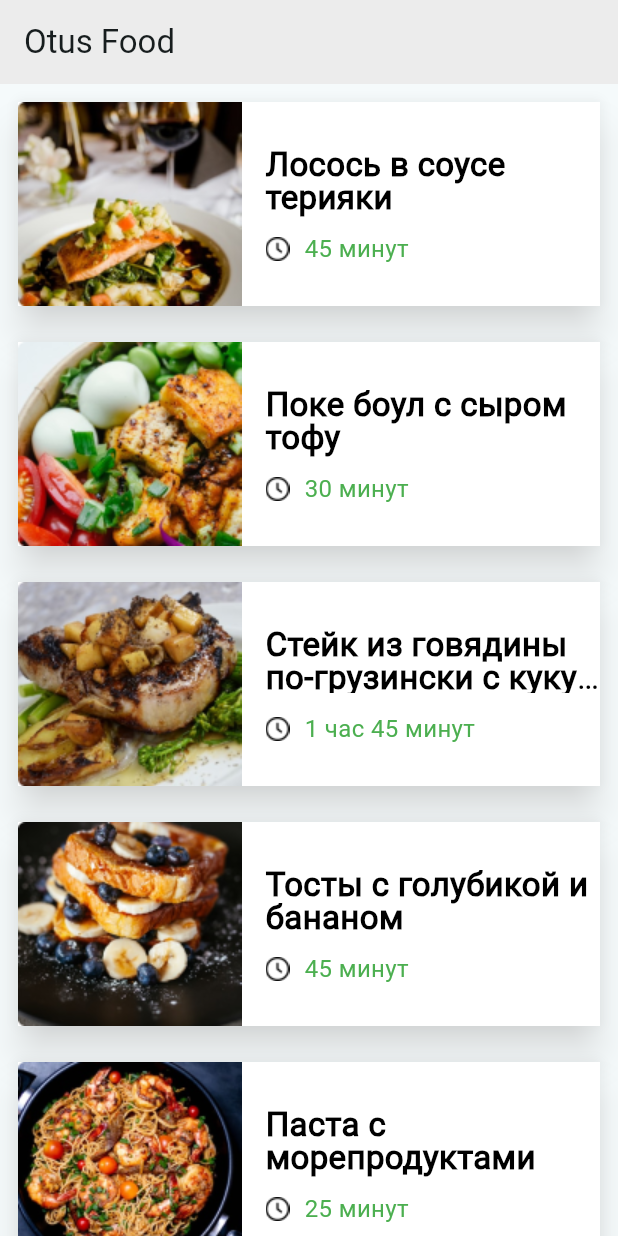
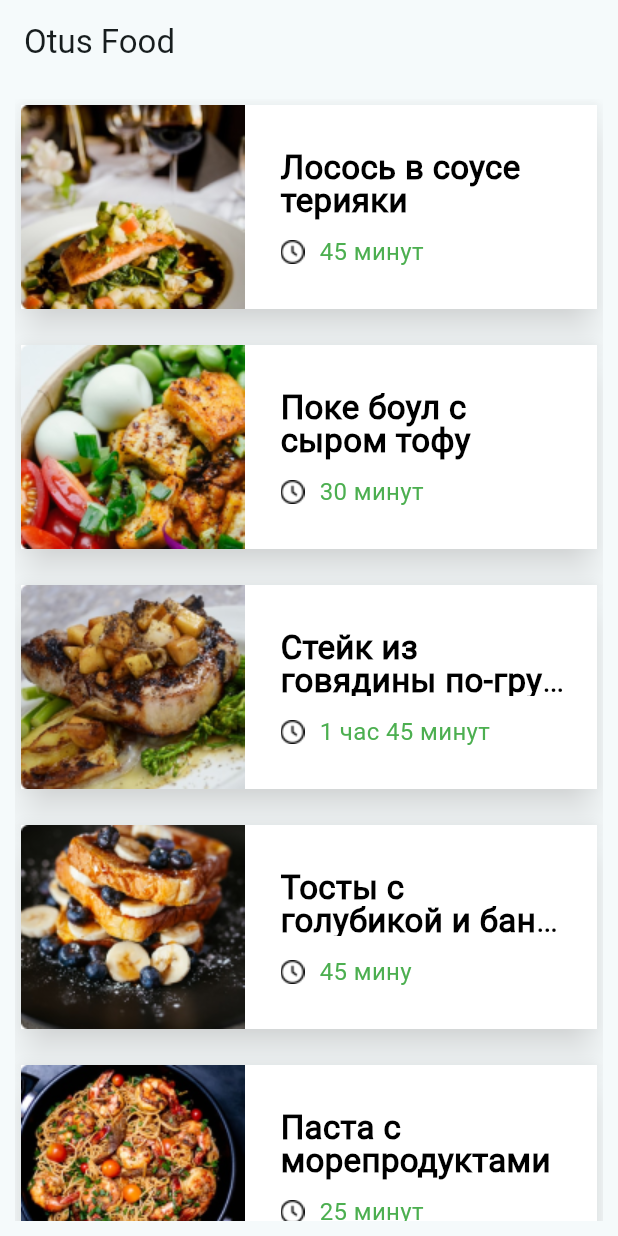
Before and after one commit to Komiljon/otus_food, a Flutter app: the screen it shows after launch, on a phone screen of 412 x 824 dp. Run offline on Flutter 3.47's test engine with Material 3 defaults, Android fonts, the phone set to English and light mode, and no system bars.

Commit message:
ДЗ 3 v1

```diff
--- a/lib/main.dart
+++ b/lib/main.dart
@@ -1,5 +1,5 @@
 import 'package:flutter/material.dart';
-import 'widgets/foodListCards.dart';
+import 'widgets/foodlist_cards.dart';
 
 void main() {
   runApp(const MyApp());
@@ -14,90 +14,82 @@ class MyApp extends StatelessWidget {
     return MaterialApp(
       title: 'Otus Food',
       debugShowCheckedModeBanner: false,
-      theme: ThemeData(
-        colorScheme: ColorScheme.fromSeed(seedColor: Colors.grey),
-        useMaterial3: true,
-        fontFamily: 'Roboto'
-      ),
-      home: const FoodList(),
+      theme: ThemeData(colorScheme: ColorScheme.fromSeed(seedColor: Colors.grey), useMaterial3: true, fontFamily: 'Roboto'),
+      home: FoodList(),
     );
   }
 }
 
 class FoodList extends StatelessWidget {
-  const FoodList({super.key});
+  FoodList({super.key});
+
+  final List foodListData = [
+    <String, String>{
+      'cardText': 'Лосось в соусе терияки',
+      'cardUrl': '',
+      'cardImage': 'assets/images/f1.png',
+      'time': '45 минут',
+    },
+    <String, String>{
+      'cardText': 'Поке боул с сыром тофу',
+      'cardUrl': '',
+      'cardImage': 'assets/images/f2.png',
+      'time': '30 минут',
+    },
+    <String, String>{
+      'cardText': 'Стейк из говядины по-грузински с кукурузой',
+      'cardUrl': '',
+      'cardImage': 'assets/images/f3.png',
+      'time': '1 час 45 минут',
+    },
+    <String, String>{
+      'cardText': 'Тосты с голубикой и бананом',
+      'cardUrl': '',
+      'cardImage': 'assets/images/f4.png',
+      'time': '45 мину',
+    },
+    <String, String>{
+      'cardText': 'Паста с морепродуктами',
+      'cardUrl': '',
+      'cardImage': 'assets/images/f5.png',
+      'time': '25 минут',
+    },
+    <String, String>{
+      'cardText': 'Бургер с двумя котлетами',
+      'cardUrl': '',
+      'cardImage': 'assets/images/f6.png',
+      'time': '1 час',
+    },
+    <String, String>{
+      'cardText': 'Пицца Маргарита домашняя',
+      'cardUrl': '',
+      'cardImage': 'assets/images/f7.png',
+      'time': '25 минут',
+    },
+  ];
 
   @override
   Widget build(BuildContext context) {
     return Scaffold(
       appBar: AppBar(
-        backgroundColor: const Color.fromRGBO(236, 236, 236, 1),
         title: const Text('Otus Food'),
       ),
       body: Center(
-        child: ListView(
-          padding: const EdgeInsets.all(8),
-          children:const [
-            FoodCards(
-              cardText: 'Лосось в соусе терияки',
-              cardUrl: '',
-              horTitleGap: 16.0,
-              cardImage: 'assets/images/f1.png',
-              time: '45 минут',
-            ),
-            SizedBox(height: 16,),
-            FoodCards(
-              cardText: 'Поке боул с сыром тофу',
-              cardUrl: '',
-              horTitleGap: 16.0,
-              cardImage: 'assets/images/f2.png',
-              time: '30 минут',
-            ),
-            SizedBox(height: 16,),
-            FoodCards(
-              cardText: 'Стейк из говядины по-грузински с кукурузой',
-              cardUrl: '',
-              horTitleGap: 16.0,
-              cardImage: 'assets/images/f3.png',
-              time: '1 час 45 минут',
-            ),
-            SizedBox(height: 16,),
-            FoodCards(
-              cardText: 'Тосты с голубикой и бананом',
-              cardUrl: '',
-              horTitleGap: 16.0,
-              cardImage: 'assets/images/f4.png',
-              time: '45 минут',
-            ),
-            SizedBox(height: 16,),
-            FoodCards(
-              cardText: 'Паста с морепродуктами',
-              cardUrl: '',
-              horTitleGap: 16.0,
-              cardImage: 'assets/images/f5.png',
-              time: '25 минут',
-            ),
-            SizedBox(height: 16,),
-            FoodCards(
-              cardText: 'Бургер с двумя котлетами',
-              cardUrl: '',
-              horTitleGap: 16.0,
-              cardImage: 'assets/images/f6.png',
-              time: '1 час',
-            ),
-            SizedBox(height: 16,),
-            FoodCards(
-              cardText: 'Пицца Маргарита домашняя',
-              cardUrl: '',
-              horTitleGap: 16.0,
-              cardImage: 'assets/images/f7.png',
-              time: '25 минут',
-            ),
-            SizedBox(height: 32,),
-          ],
+          child: Padding(
+        padding: const EdgeInsets.all(10.0),
+        child: ListView.separated(
+          separatorBuilder: (context, index) => const SizedBox(
+            height: 16,
+          ),
+          itemBuilder: (context, index) => FoodCards(
+            cardText: foodListData[index]['cardText'],
+            cardUrl: foodListData[index]['cardUrl'],
+            cardImage: foodListData[index]['cardImage'],
+            time: foodListData[index]['time'],
+          ),
+          itemCount: foodListData.length,
         ),
-      ),
-
+      )),
     );
   }
 }
--- a/lib/widgets/foodListCards.dart
+++ /dev/null
@@ -1,77 +0,0 @@
-import 'package:flutter/material.dart';
-
-class FoodCards extends StatelessWidget {
-  final String cardText;
-  final String cardUrl;
-  final double horTitleGap;
-  final String cardImage;
-  final String time;
-
-  const FoodCards(
-      {super.key, required this.cardText, required this.cardUrl, required this.horTitleGap, required this.cardImage, required this.time});
-
-  @override
-  Widget build(BuildContext context) {
-    return Card(
-      shadowColor: Colors.white,
-      elevation: 10,
-      shape: RoundedRectangleBorder(
-        borderRadius: BorderRadius.circular(5),
-      ),
-      child: SizedBox(
-        width: double.infinity,
-        height: 136,
-        child: Container(
-        color: Colors.white,
-          child: Row(
-            mainAxisAlignment: MainAxisAlignment.start,
-            children: [
-              Image(image: AssetImage(cardImage), width: 149, height: 136, fit:BoxFit.cover,),
-              const SizedBox(width: 16,),
-              Expanded(
-                child: Column(
-                mainAxisAlignment: MainAxisAlignment.center,
-                  children: [
-                    Text(
-                      cardText,
-                      style: const TextStyle(
-                      fontSize: 22.0,
-                      fontFamily: 'Roboto',
-                      fontWeight: FontWeight.bold,
-                      color: Colors.black,
-                      height: 1,
-                      ),
-                      maxLines: 2,
-                      overflow: TextOverflow.ellipsis,
-                    ),
-                    const SizedBox(height: 16,),
-                    Row(
-                      children: [
-                        const Image(image: AssetImage('assets/icons/clock_icon.png'), width: 16, height: 16,),
-                        const SizedBox(width: 10,),
-                        Expanded(
-                          child: Text(
-                            time,
-                            style: const TextStyle(
-                            fontSize: 16.0,
-                            fontFamily: 'Roboto',
-                            fontWeight: FontWeight.w400,
-                            color: Colors.green,
-                            height: 1,
-                            ),
-                            maxLines: 1,
-                            overflow: TextOverflow.ellipsis,
-                          ),
-                        ),
-                      ],
-                    ),
-                  ],
-                ),
-              ),
-            ],
-          ),
-        ),
-      ),
-    );
-  }
-}
--- /dev/null
+++ b/lib/widgets/foodlist_cards.dart
@@ -0,0 +1,93 @@
+import 'package:flutter/material.dart';
+
+class FoodCards extends StatelessWidget {
+  final String cardText;
+  final String cardUrl;
+  final String cardImage;
+  final String time;
+
+  const FoodCards({super.key, required this.cardText, required this.cardUrl, required this.cardImage, required this.time});
+
+  @override
+  Widget build(BuildContext context) {
+    return Card(
+      shadowColor: Colors.white,
+      elevation: 10,
+      shape: RoundedRectangleBorder(
+        borderRadius: BorderRadius.circular(5),
+      ),
+      child: SizedBox(
+        width: double.infinity,
+        height: 136,
+        child: Container(
+          color: Colors.white,
+          child: Row(
+            mainAxisAlignment: MainAxisAlignment.start,
+            children: [
+              Image(
+                image: AssetImage(cardImage),
+                width: 149,
+                height: 136,
+                fit: BoxFit.cover,
+              ),
+              const SizedBox(
+                width: 8,
+              ),
+              Expanded(
+                child: Padding(
+                  padding: const EdgeInsets.all(16.0),
+                  child: Column(
+                    mainAxisAlignment: MainAxisAlignment.center,
+                    children: [
+                      Text(
+                        cardText,
+                        style: const TextStyle(
+                          fontSize: 22.0,
+                          fontFamily: 'Roboto',
+                          fontWeight: FontWeight.bold,
+                          color: Colors.black,
+                          height: 1,
+                        ),
+                        maxLines: 2,
+                        overflow: TextOverflow.ellipsis,
+                      ),
+                      const SizedBox(
+                        height: 16,
+                      ),
+                      Row(
+                        children: [
+                          const Image(
+                            image: AssetImage('assets/icons/clock_icon.png'),
+                            width: 16,
+                            height: 16,
+                          ),
+                          const SizedBox(
+                            width: 10,
+                          ),
+                          Expanded(
+                            child: Text(
+                              time,
+                              style: const TextStyle(
+                                fontSize: 16.0,
+                                fontFamily: 'Roboto',
+                                fontWeight: FontWeight.w400,
+                                color: Colors.green,
+                                height: 1,
+                              ),
+                              maxLines: 1,
+                              overflow: TextOverflow.ellipsis,
+                            ),
+                          ),
+                        ],
+                      ),
+                    ],
+                  ),
+                ),
+              ),
+            ],
+          ),
+        ),
+      ),
+    );
+  }
+}
```
